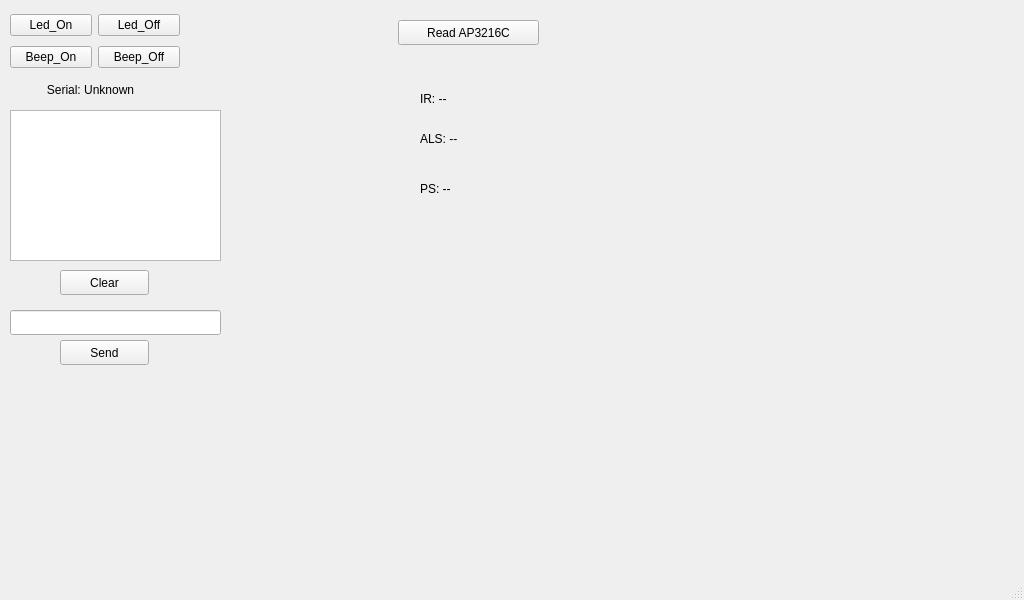
This is apps/qt_app/LSZ_Terminal/mainwindow.ui in caiji-beep/device_manager as Qt 5 draws it before an edit. The edited form follows.
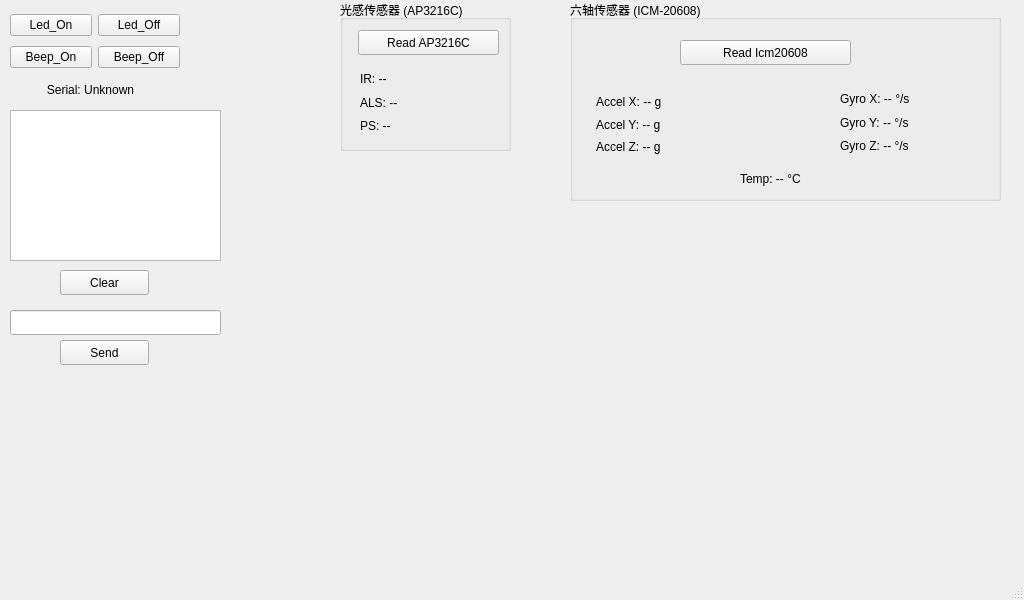
This is the edited form.

Commit message: qt界面添加icm20608测量

```diff
--- a/apps/qt_app/LSZ_Terminal/mainwindow.ui
+++ b/apps/qt_app/LSZ_Terminal/mainwindow.ui
@@ -88,58 +88,6 @@
      <string>Clear</string>
     </property>
    </widget>
-   <widget class="QPushButton" name="Ap3216cReadButton">
-    <property name="geometry">
-     <rect>
-      <x>398</x>
-      <y>20</y>
-      <width>141</width>
-      <height>25</height>
-     </rect>
-    </property>
-    <property name="text">
-     <string>Read AP3216C</string>
-    </property>
-   </widget>
-   <widget class="QLabel" name="Ap3216cIrLabel">
-    <property name="geometry">
-     <rect>
-      <x>420</x>
-      <y>90</y>
-      <width>101</width>
-      <height>17</height>
-     </rect>
-    </property>
-    <property name="text">
-     <string>IR: --</string>
-    </property>
-   </widget>
-   <widget class="QLabel" name="Ap3216cAlsLabel">
-    <property name="geometry">
-     <rect>
-      <x>420</x>
-      <y>130</y>
-      <width>101</width>
-      <height>17</height>
-     </rect>
-    </property>
-    <property name="text">
-     <string>ALS: --</string>
-    </property>
-   </widget>
-   <widget class="QLabel" name="Ap3216cPsLabel">
-    <property name="geometry">
-     <rect>
-      <x>420</x>
-      <y>180</y>
-      <width>111</width>
-      <height>17</height>
-     </rect>
-    </property>
-    <property name="text">
-     <string>PS: --</string>
-    </property>
-   </widget>
    <widget class="QWidget" name="layoutWidget">
     <property name="geometry">
      <rect>
@@ -188,6 +136,170 @@
      </item>
     </layout>
    </widget>
+   <widget class="QGroupBox" name="groupBox">
+    <property name="geometry">
+     <rect>
+      <x>340</x>
+      <y>0</y>
+      <width>171</width>
+      <height>151</height>
+     </rect>
+    </property>
+    <property name="title">
+     <string>光感传感器 (AP3216C)</string>
+    </property>
+    <widget class="QPushButton" name="Ap3216cReadButton">
+     <property name="geometry">
+      <rect>
+       <x>18</x>
+       <y>30</y>
+       <width>141</width>
+       <height>25</height>
+      </rect>
+     </property>
+     <property name="text">
+      <string>Read AP3216C</string>
+     </property>
+    </widget>
+    <widget class="QWidget" name="">
+     <property name="geometry">
+      <rect>
+       <x>20</x>
+       <y>70</y>
+       <width>131</width>
+       <height>65</height>
+      </rect>
+     </property>
+     <layout class="QVBoxLayout" name="verticalLayout_4">
+      <item>
+       <widget class="QLabel" name="Ap3216cIrLabel">
+        <property name="text">
+         <string>IR: --</string>
+        </property>
+       </widget>
+      </item>
+      <item>
+       <widget class="QLabel" name="Ap3216cAlsLabel">
+        <property name="text">
+         <string>ALS: --</string>
+        </property>
+       </widget>
+      </item>
+      <item>
+       <widget class="QLabel" name="Ap3216cPsLabel">
+        <property name="text">
+         <string>PS: --</string>
+        </property>
+       </widget>
+      </item>
+     </layout>
+    </widget>
+   </widget>
+   <widget class="QGroupBox" name="groupBox_2">
+    <property name="geometry">
+     <rect>
+      <x>570</x>
+      <y>0</y>
+      <width>431</width>
+      <height>201</height>
+     </rect>
+    </property>
+    <property name="title">
+     <string>六轴传感器 (ICM-20608)</string>
+    </property>
+    <widget class="QPushButton" name="Icm20608ReadButton">
+     <property name="geometry">
+      <rect>
+       <x>110</x>
+       <y>40</y>
+       <width>171</width>
+       <height>25</height>
+      </rect>
+     </property>
+     <property name="text">
+      <string>Read Icm20608</string>
+     </property>
+    </widget>
+    <widget class="QLabel" name="IcmTempLabel">
+     <property name="geometry">
+      <rect>
+       <x>170</x>
+       <y>170</y>
+       <width>151</width>
+       <height>17</height>
+      </rect>
+     </property>
+     <property name="text">
+      <string>Temp: -- °C</string>
+     </property>
+    </widget>
+    <widget class="QWidget" name="">
+     <property name="geometry">
+      <rect>
+       <x>26</x>
+       <y>94</y>
+       <width>141</width>
+       <height>61</height>
+      </rect>
+     </property>
+     <layout class="QVBoxLayout" name="verticalLayout_2">
+      <item>
+       <widget class="QLabel" name="IcmAccelXLabel">
+        <property name="text">
+         <string>Accel X: -- g</string>
+        </property>
+       </widget>
+      </item>
+      <item>
+       <widget class="QLabel" name="IcmAccelYLabel">
+        <property name="text">
+         <string>Accel Y: -- g</string>
+        </property>
+       </widget>
+      </item>
+      <item>
+       <widget class="QLabel" name="IcmAccelZLabel">
+        <property name="text">
+         <string>Accel Z: -- g</string>
+        </property>
+       </widget>
+      </item>
+     </layout>
+    </widget>
+    <widget class="QWidget" name="">
+     <property name="geometry">
+      <rect>
+       <x>270</x>
+       <y>90</y>
+       <width>151</width>
+       <height>65</height>
+      </rect>
+     </property>
+     <layout class="QVBoxLayout" name="verticalLayout_3">
+      <item>
+       <widget class="QLabel" name="IcmGyroXLabel">
+        <property name="text">
+         <string>Gyro X: -- °/s</string>
+        </property>
+       </widget>
+      </item>
+      <item>
+       <widget class="QLabel" name="IcmGyroYLabel">
+        <property name="text">
+         <string>Gyro Y: -- °/s</string>
+        </property>
+       </widget>
+      </item>
+      <item>
+       <widget class="QLabel" name="IcmGyroZLabel">
+        <property name="text">
+         <string>Gyro Z: -- °/s</string>
+        </property>
+       </widget>
+      </item>
+     </layout>
+    </widget>
+   </widget>
   </widget>
   <widget class="QMenuBar" name="menubar">
    <property name="geometry">
```
The commit also changes 5 other files.
